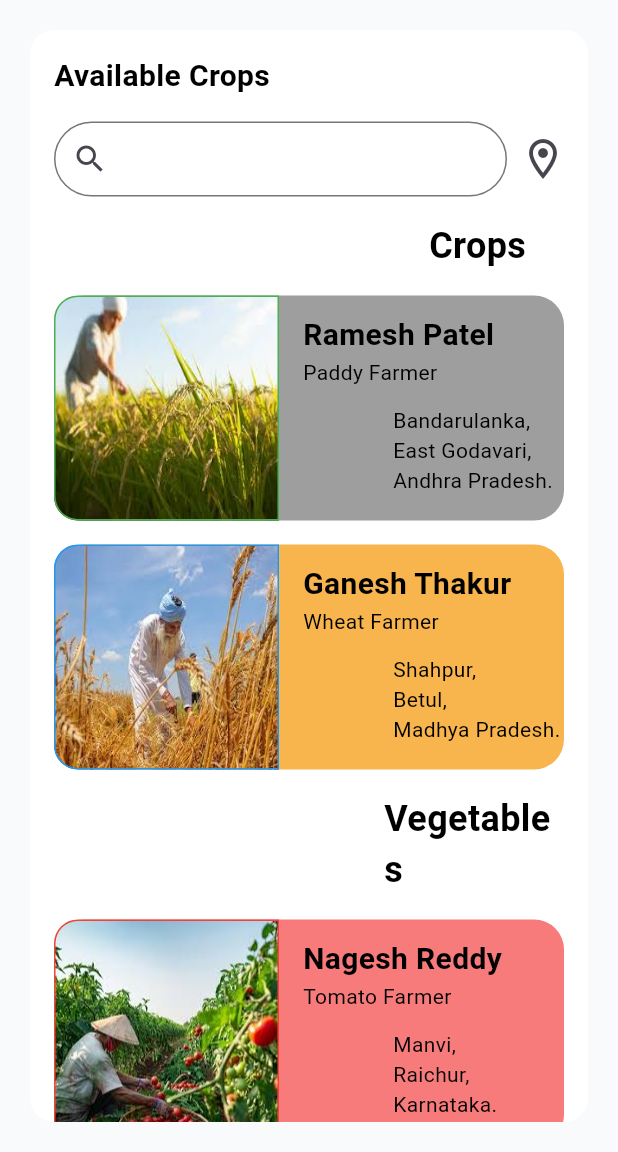
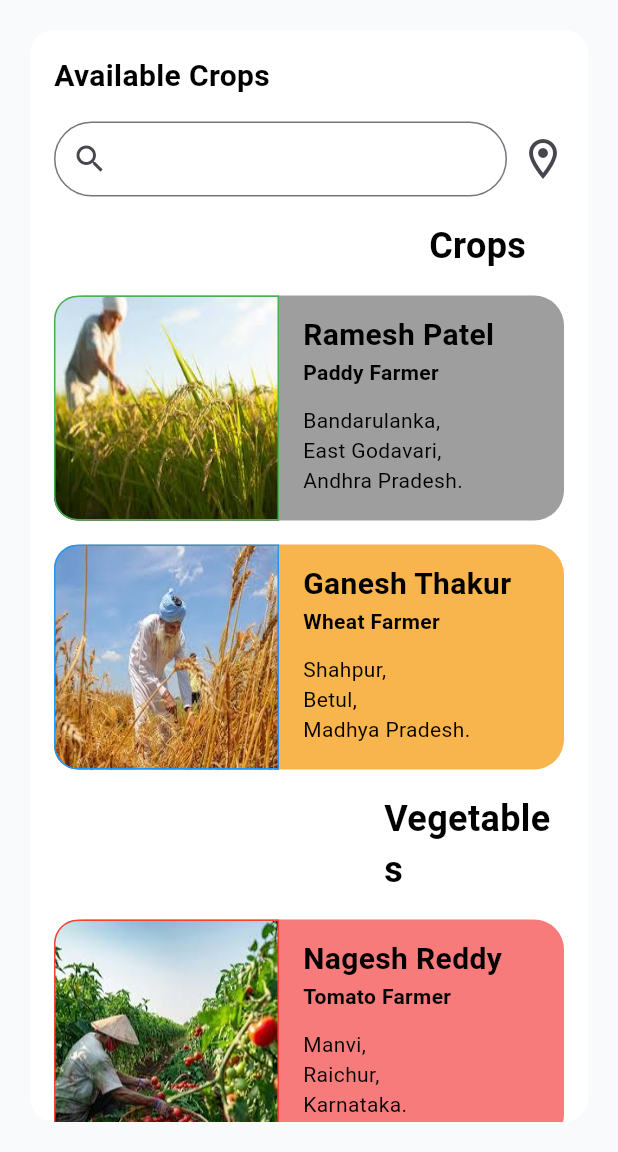
Before and after one commit to durgaprasad-4426/Flutter-projects, a Flutter app: the screen it shows after launch, on a phone screen of 412 x 824 dp, the part 84-1236 px from its top. Run offline on Flutter 3.47's test engine with Material 3 defaults, Android fonts, the phone set to English and light mode, and no system bars; our stand-ins replace device_preview.

Commit message:
some files are added

```diff
--- a/lib/Widgets/Crops_cntr.dart
+++ b/lib/Widgets/Crops_cntr.dart
@@ -40,9 +40,7 @@
                 topLeft: Radius.circular(16),
                 bottomLeft: Radius.circular(16),
               ),
-              border: Border.all(
-                color: c2,
-                width: 1),
+              border: Border.all(color: c2, width: 1),
             ),
           ),
           Padding(
@@ -58,14 +56,16 @@
                     color: c3,
                   ),
                 ),
-                Text(txt2, style: TextStyle(color: c3, fontSize: 14)),
-                Padding(
-                  padding: const EdgeInsets.only(top: 12, left: 60),
-                  child: Text(
-                    txt3,
-                    style: TextStyle(color: c3, fontSize: 14),
+                Text(
+                  txt2,
+                  style: TextStyle(
+                    color: c3,
+                    fontSize: 14,
+                    fontWeight: FontWeight.bold,
                   ),
                 ),
+                SizedBox(height: 12),
+                Text(txt3, style: TextStyle(color: c3, fontSize: 14)),
               ],
             ),
           ),
--- a/lib/available_crps.dart
+++ b/lib/available_crps.dart
@@ -178,6 +178,53 @@
                       ),
                     ),
                   ),
+                  CropsCntr(
+                    img: AssetImage('assets/banana.png'),
+                    txt1: 'Arulmani Nagesh',
+                    txt2: 'Banana Farmer',
+                    txt3: 'Pollachi,\nCoimbatore,\nTamil Nadu.',
+                    c1: Colors.limeAccent,
+                    c2: Colors.lime,
+                    c3: Colors.black,
+                  ),
+                  CropsCntr(
+                    img: AssetImage('assets/guava.png'),
+                    txt1: 'Ravinder Reddy',
+                    txt2: 'Guava Farmer',
+                    txt3: 'Jammikunta,\nKarimnagar,\nTelangana.',
+                    c1: Colors.cyanAccent,
+                    c2: Colors.cyan,
+                    c3: Colors.black,
+                  ),
+                  Padding(
+                    padding: const EdgeInsets.only(left: 240),
+                    child: Text(
+                      'Oil Seeds',
+                      style: TextStyle(
+                        color: Colors.black,
+                        fontSize: 24,
+                        fontWeight: FontWeight.bold,
+                      ),
+                    ),
+                  ),
+                  CropsCntr(
+                    img: AssetImage('assets/groundnut.png'),
+                    txt1: 'Dinesh Solanki',
+                    txt2: 'Groundnut Farmer',
+                    txt3: 'Gondal,\nRajkot,\nGujarat.',
+                    c1: const Color.fromARGB(255, 109, 130, 248),
+                    c2: Colors.indigo,
+                    c3: Colors.black,
+                  ),
+                  CropsCntr(
+                    img: AssetImage('assets/soybean.png'),
+                    txt1: 'Dinesh Verma',
+                    txt2: 'Soybean Farmer',
+                    txt3: 'Ashta,\nSehore,\nMadhya Pradesh.',
+                    c1: const Color.fromARGB(255, 245, 125, 165),
+                    c2: Colors.pink,
+                    c3: Colors.black,
+                  ),
                 ],
               ),
             ),
```
Also changed, not shown: assets/banana.png (added), assets/groundnut.png (added), assets/guava.png (added), assets/soybean.png (added).
